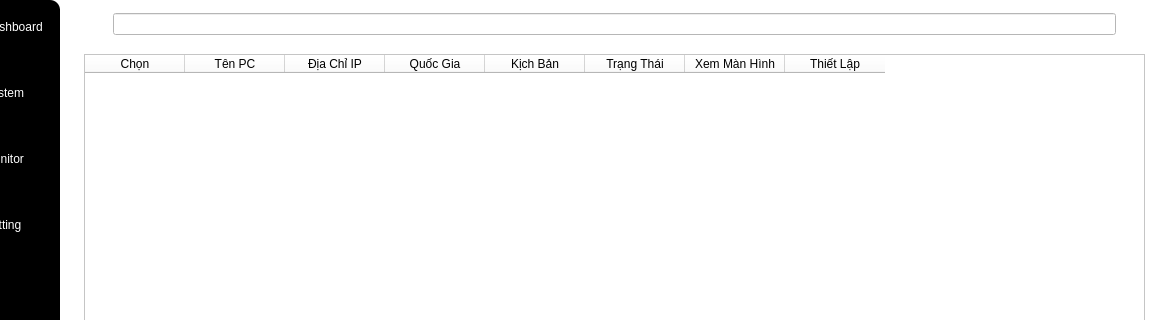
Before: the Qt Designer form mainui_v2.ui in hoangks5/socket-tool-manager, drawn with Qt 5; both pictures show x 91 to 1254 and y 0 to 320 of the 1254 by 855 pixel window.
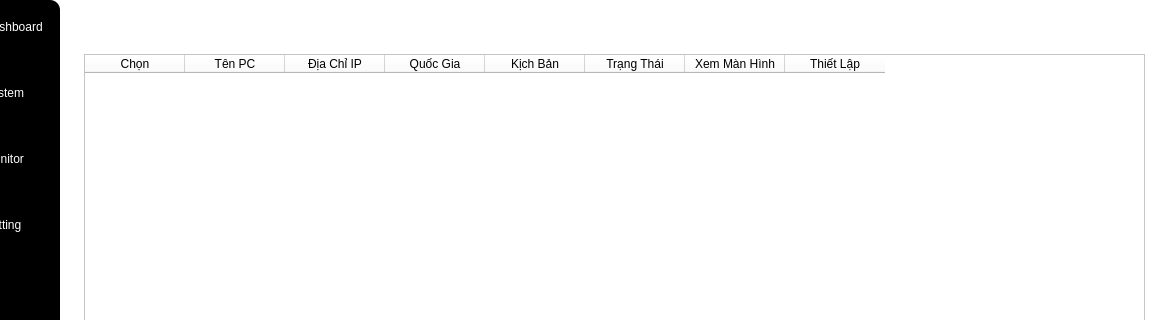
After: the same form once the commit is applied. Icons and pictures are not drawn.

```diff
--- a/mainui_v2.ui
+++ b/mainui_v2.ui
@@ -442,7 +442,15 @@
           </widget>
          </item>
          <item>
-          <widget class="QLineEdit" name="lineEdit"/>
+          <widget class="QLineEdit" name="lineEdit">
+           <property name="styleSheet">
+            <string notr="true">border: none;
+color: rgb(255, 0, 0)</string>
+           </property>
+           <property name="readOnly">
+            <bool>true</bool>
+           </property>
+          </widget>
          </item>
          <item>
           <widget class="QPushButton" name="pushButton_10">
```
